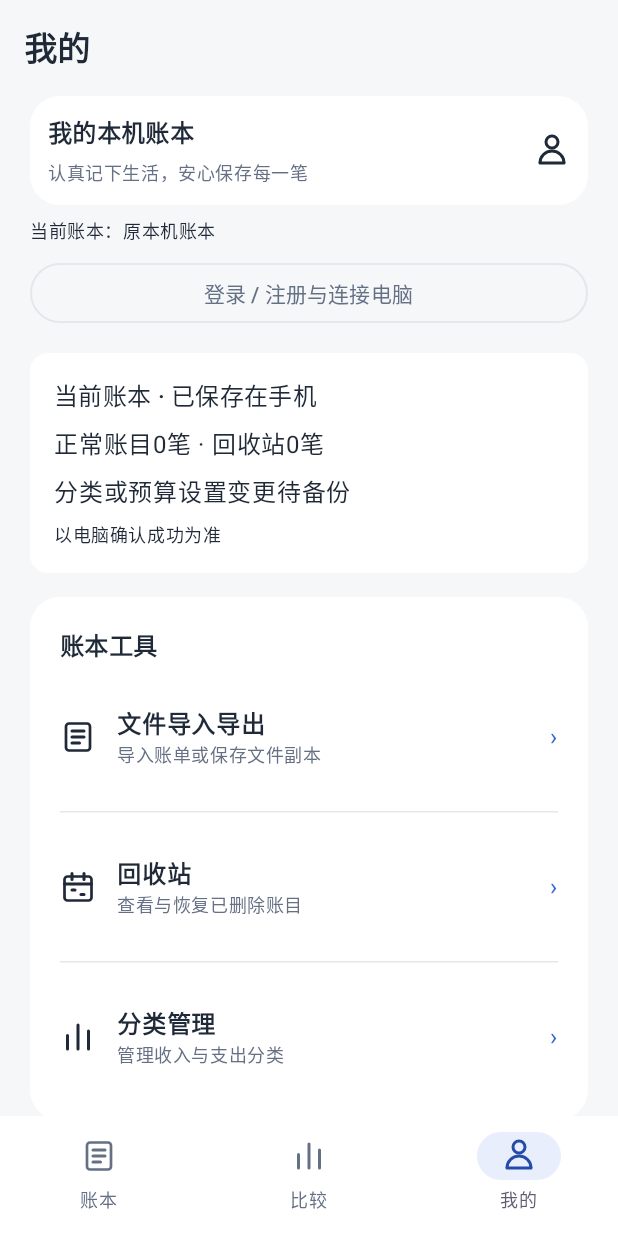
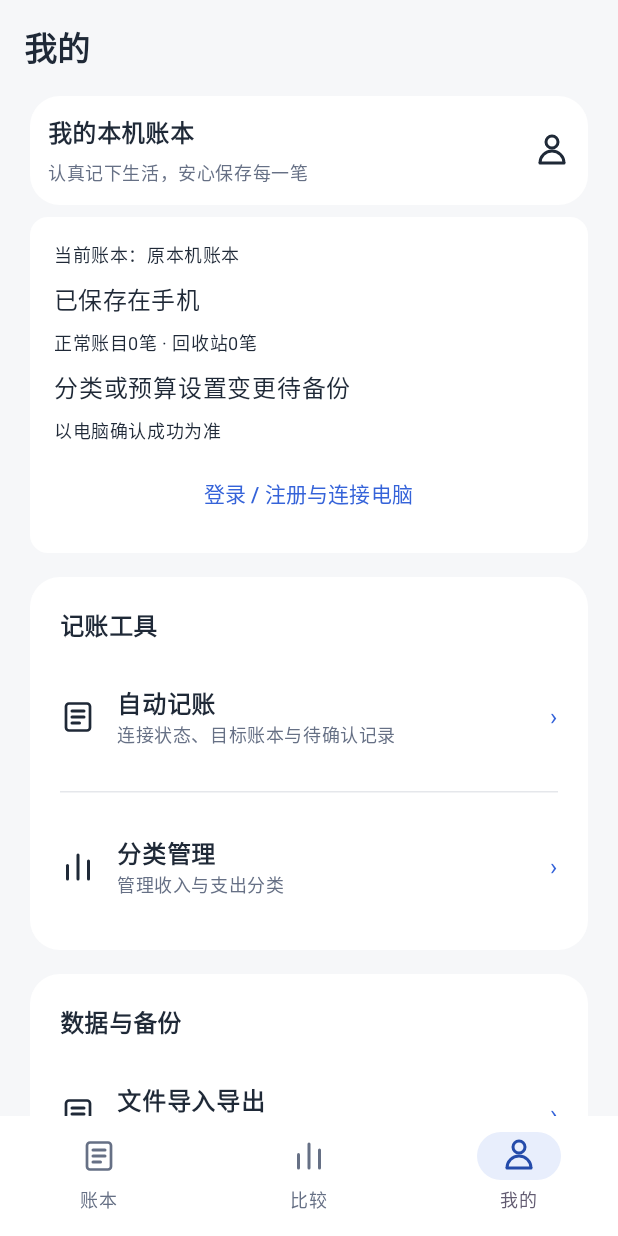
Before and after one commit to wambiton/daily-ledger, an Android app built with Jetpack Compose: the screen it shows after launch (MainActivity), item 3 of the bottom bar chosen, on a phone screen of 412 x 824 dp. Run offline under Robolectric (Android 15) with nearby library versions, the phone set to English and light mode, and no system bars; our stand-ins replace Room's generated code; libraries missing offline, so code that uses them is left out: com.journeyapps.barcodescanner; 4 statements that could not run were skipped.

Commit message:
Refine account and automatic entry layouts; verify 0.7.9 on device

```diff
--- a/android/app/build.gradle.kts
+++ b/android/app/build.gradle.kts
@@ -11,8 +11,8 @@ android {
         applicationId = "com.personal.ledger"
         minSdk = 26
         targetSdk = 35
-        versionCode = 19
-        versionName = "0.7.8-background-capture"
+        versionCode = 20
+        versionName = "0.7.9-layout"
         testInstrumentationRunner = "androidx.test.runner.AndroidJUnitRunner"
     }
     compileOptions { sourceCompatibility = JavaVersion.VERSION_17; targetCompatibility = JavaVersion.VERSION_17 }
--- a/android/app/src/main/java/com/personal/ledger/ui/AccountOverview.kt
+++ b/android/app/src/main/java/com/personal/ledger/ui/AccountOverview.kt
@@ -17,7 +17,7 @@ import androidx.lifecycle.compose.collectAsStateWithLifecycle
 import com.personal.ledger.R
 
 @Composable
-fun AccountOverview(vm: BackupViewModel, onManage: () -> Unit) {
+fun AccountOverview(vm: BackupViewModel, status: (@Composable () -> Unit)? = null, onManage: () -> Unit) {
     val account by vm.account.collectAsStateWithLifecycle()
     val selected by vm.selectedBook.collectAsStateWithLifecycle()
     val busy by vm.busy.collectAsStateWithLifecycle()
@@ -30,10 +30,13 @@ fun AccountOverview(vm: BackupViewModel, onManage: () -> Unit) {
     Column(verticalArrangement = Arrangement.spacedBy(8.dp)) {
         SectionBanner(account?.getJSONObject("user")?.getString("email") ?: "我的本机账本",
             "认真记下生活，安心保存每一笔", "person", R.drawable.winter_profile)
+        Card(Modifier.fillMaxWidth(), colors = CardDefaults.cardColors(containerColor = MaterialTheme.colorScheme.surface)) {
+        Column(Modifier.padding(16.dp), verticalArrangement = Arrangement.spacedBy(8.dp)) {
         Text("当前账本：${selected?.optString("label") ?: account?.getJSONObject("user")?.getString("email") ?: "原本机账本"}",
             style = MaterialTheme.typography.bodySmall, modifier = Modifier.testTag("overview-book"))
+        status?.invoke()
         if (account != null) {
-            Text(if (waiting) "等待电脑连接" else if (uploading) "备份任务进行中" else result,
+            if(waiting || uploading || result != "当前账号尚未发起备份") Text(if (waiting) "等待电脑连接" else if (uploading) "备份任务进行中" else result,
                 style = MaterialTheme.typography.bodySmall, modifier = Modifier.testTag("overview-result"))
             Button(onClick = {
                 if (Build.VERSION.SDK_INT >= 33 && ContextCompat.checkSelfPermission(context, Manifest.permission.POST_NOTIFICATIONS) != PackageManager.PERMISSION_GRANTED)
@@ -44,9 +47,11 @@ fun AccountOverview(vm: BackupViewModel, onManage: () -> Unit) {
             if (!vm.viewingAccount()) Text("当前是其他手机账本，请在账本管理中切回账号账本后备份。", style = MaterialTheme.typography.bodySmall)
             if (uploading) TextButton(onClick = { vm.cancelUpload() }) { Text("取消后台备份") }
         }
-        OutlinedButton(onClick = onManage, enabled = !busy, modifier = Modifier.fillMaxWidth().testTag("open-account-management")) {
+        TextButton(onClick = onManage, enabled = !busy, modifier = Modifier.fillMaxWidth().testTag("open-account-management")) {
             Text(if (account == null) "登录 / 注册与连接电脑" else "账号、连接与账本管理  ›")
         }
-        if (message.isNotEmpty()) Text(message, style = MaterialTheme.typography.bodySmall)
+        if (message.isNotEmpty() && message != result) Text(message, style = MaterialTheme.typography.bodySmall)
+        }
+        }
     }
 }
--- a/android/app/src/main/java/com/personal/ledger/ui/AccountScreen.kt
+++ b/android/app/src/main/java/com/personal/ledger/ui/AccountScreen.kt
@@ -41,7 +41,7 @@ fun LedgerHost(autoOpenRequest: Long = 0) {
             @Suppress("UNCHECKED_CAST")
             override fun <T: ViewModel> create(modelClass: Class<T>): T = LedgerViewModel(app, name, owner) as T
         })
-        LedgerApp(ledger, autoOpenRequest=autoOpenRequest, externalBusy = networkBusy, accountContent = { AccountScreen(backup) }, accountOverview = { onManage -> AccountOverview(backup, onManage) })
+        LedgerApp(ledger, autoOpenRequest=autoOpenRequest, externalBusy = networkBusy, accountContent = { AccountScreen(backup) }, accountOverview = { onManage, status -> AccountOverview(backup, status, onManage) })
     }
 }
 
--- a/android/app/src/main/java/com/personal/ledger/ui/BackupStatusCard.kt
+++ b/android/app/src/main/java/com/personal/ledger/ui/BackupStatusCard.kt
@@ -12,16 +12,16 @@ import java.time.Instant
 import java.time.format.DateTimeFormatter
 
 @Composable
-fun BackupStatusCard(vm: LedgerViewModel) {
+fun BackupStatusCard(vm: LedgerViewModel, embedded: Boolean = false) {
     val entries by vm.entries.collectAsStateWithLifecycle()
     val trash by vm.trash.collectAsStateWithLifecycle()
     val changes by vm.pending.collectAsStateWithLifecycle()
     val pending by vm.pendingEntries.collectAsStateWithLifecycle()
     val state by vm.backupState.collectAsStateWithLifecycle()
-    Card(Modifier.fillMaxWidth().testTag("local-backup-summary"), colors = CardDefaults.cardColors(containerColor = MaterialTheme.colorScheme.surface)) {
-        Column(Modifier.padding(16.dp),verticalArrangement=Arrangement.spacedBy(8.dp)) {
-            Text("当前账本 · 已保存在手机",style=MaterialTheme.typography.titleMedium)
-            Text("正常账目${entries.size}笔 · 回收站${trash.size}笔")
+    Card(Modifier.fillMaxWidth().testTag("local-backup-summary"), colors = CardDefaults.cardColors(containerColor = if(embedded) androidx.compose.ui.graphics.Color.Transparent else MaterialTheme.colorScheme.surface)) {
+        Column(Modifier.padding(if(embedded) 0.dp else 16.dp),verticalArrangement=Arrangement.spacedBy(8.dp)) {
+            Text("已保存在手机",style=MaterialTheme.typography.titleMedium)
+            Text("正常账目${entries.size}笔 · 回收站${trash.size}笔",style=MaterialTheme.typography.bodySmall)
             Text(when {
                 pending > 0 -> "${pending}笔账目变更待备份"
                 changes > 0 -> "分类或预算设置变更待备份"
@@ -29,7 +29,7 @@ fun BackupStatusCard(vm: LedgerViewModel) {
                 else -> "当前手机账本没有待上传修改"
             },modifier=Modifier.testTag("pending-backup-summary"))
             state?.lastSuccessAt?.let { time ->
-                Text("最近与电脑确认：${Instant.ofEpochMilli(time).atZone(Rules.zone).format(DateTimeFormatter.ofPattern("yyyy-MM-dd HH:mm"))} · 第${state?.cursor}版")
+                Text("最近与电脑确认：${Instant.ofEpochMilli(time).atZone(Rules.zone).format(DateTimeFormatter.ofPattern("yyyy-MM-dd HH:mm"))} · 第${state?.cursor}版",style=MaterialTheme.typography.bodySmall)
             }
             Text("以电脑确认成功为准",style=MaterialTheme.typography.bodySmall)
         }
--- a/android/app/src/main/java/com/personal/ledger/ui/LedgerApp.kt
+++ b/android/app/src/main/java/com/personal/ledger/ui/LedgerApp.kt
@@ -29,7 +29,7 @@ import java.time.YearMonth
 
 @OptIn(ExperimentalMaterial3Api::class)
 @Composable
-fun LedgerApp(vm: LedgerViewModel = viewModel(), autoOpenRequest: Long = 0, externalBusy: Boolean = false, accountContent: (@Composable () -> Unit)? = null, accountOverview: (@Composable (() -> Unit) -> Unit)? = null) {
+fun LedgerApp(vm: LedgerViewModel = viewModel(), autoOpenRequest: Long = 0, externalBusy: Boolean = false, accountContent: (@Composable () -> Unit)? = null, accountOverview: (@Composable (() -> Unit, @Composable () -> Unit) -> Unit)? = null) {
     val categories by vm.categories.collectAsStateWithLifecycle()
     val entries by vm.entries.collectAsStateWithLifecycle()
     val ready by vm.ready.collectAsStateWithLifecycle()
@@ -127,7 +127,7 @@ fun LedgerApp(vm: LedgerViewModel = viewModel(), autoOpenRequest: Long = 0, exte
                     }
                 } else {
                     if(accountOverview != null) {
-                        accountOverview { route = "account" }
+                        accountOverview({ route = "account" }) { BackupStatusCard(vm, embedded = true) }
                     } else if(accountContent != null) {
                         accountContent()
                     } else {
@@ -137,19 +137,21 @@ fun LedgerApp(vm: LedgerViewModel = viewModel(), autoOpenRequest: Long = 0, exte
                             Text("账目保存在这台手机。请勿卸载应用或清除应用数据。", style = MaterialTheme.typography.bodySmall)
                         }
                     }
-                    BackupStatusCard(vm)
+                    if(accountOverview == null) BackupStatusCard(vm)
                     LedgerCard {
-                        Text("账本工具", style = MaterialTheme.typography.titleMedium, fontWeight = FontWeight.Bold)
-                        SettingsRow("文件导入导出", "导入账单或保存文件副本", "book", enabled = !busy) { route = "files" }
-                        HorizontalDivider()
-                        SettingsRow("回收站", "查看与恢复已删除账目", "calendar", enabled = !busy) { route = "trash" }
+                        Text("记账工具", style = MaterialTheme.typography.titleMedium, fontWeight = FontWeight.Bold)
+                        SettingsRow("自动记账", "连接状态、目标账本与待确认记录", "book", "open-automatic") { route = "automatic" }
                         HorizontalDivider()
                         SettingsRow("分类管理", "管理收入与支出分类", "bars") { type = "expense"; route = "manage" }
                     }
                     LedgerCard {
-                        Text("偏好设置", style = MaterialTheme.typography.titleMedium, fontWeight = FontWeight.Bold)
-                        SettingsRow("自动记账（通知验证版）", "连接状态、目标账本与待确认记录", "book", "open-automatic") { route = "automatic" }
+                        Text("数据与备份", style = MaterialTheme.typography.titleMedium, fontWeight = FontWeight.Bold)
+                        SettingsRow("文件导入导出", "导入账单或保存文件副本", "book", enabled = !busy) { route = "files" }
                         HorizontalDivider()
+                        SettingsRow("回收站", "查看与恢复已删除账目", "calendar", enabled = !busy) { route = "trash" }
+                    }
+                    LedgerCard {
+                        Text("外观设置", style = MaterialTheme.typography.titleMedium, fontWeight = FontWeight.Bold)
                         SettingsRow("外观与主题", "默认清爽风格 / 雪乃·冬日", "person", "open-appearance") { route = "appearance" }
                     }
                     Spacer(Modifier.height(24.dp))
```
Also changed, not shown: android/app/src/main/java/com/personal/ledger/ui/AutoEntryScreen.kt (+19 -8 lines), 2 other files.
